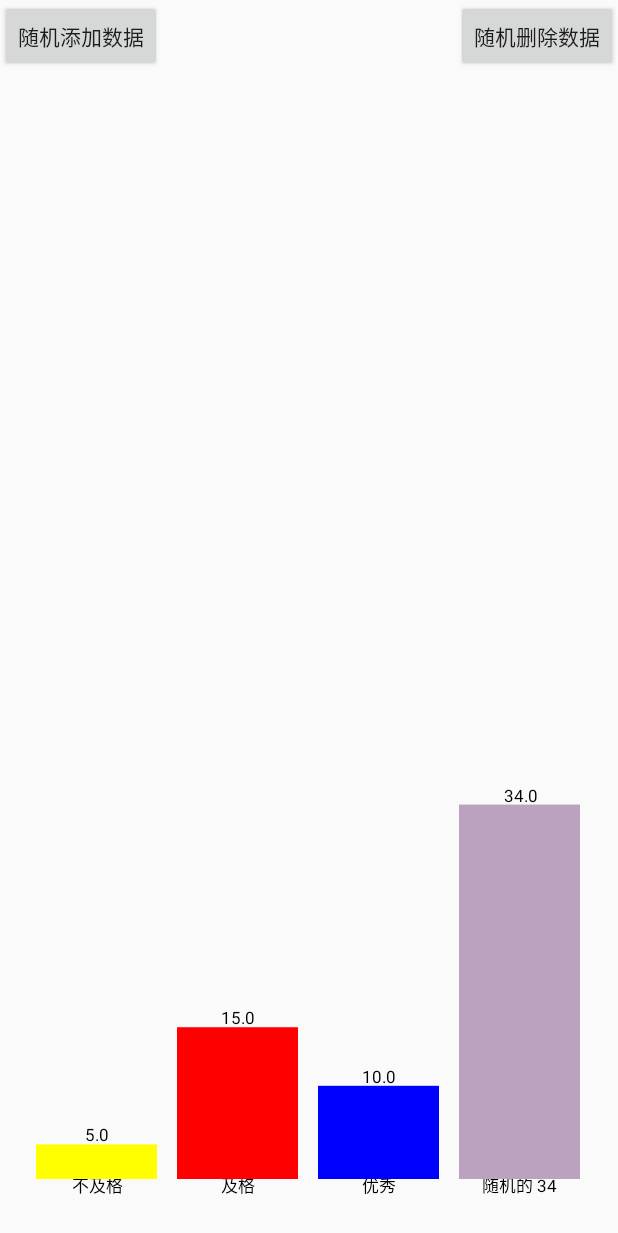
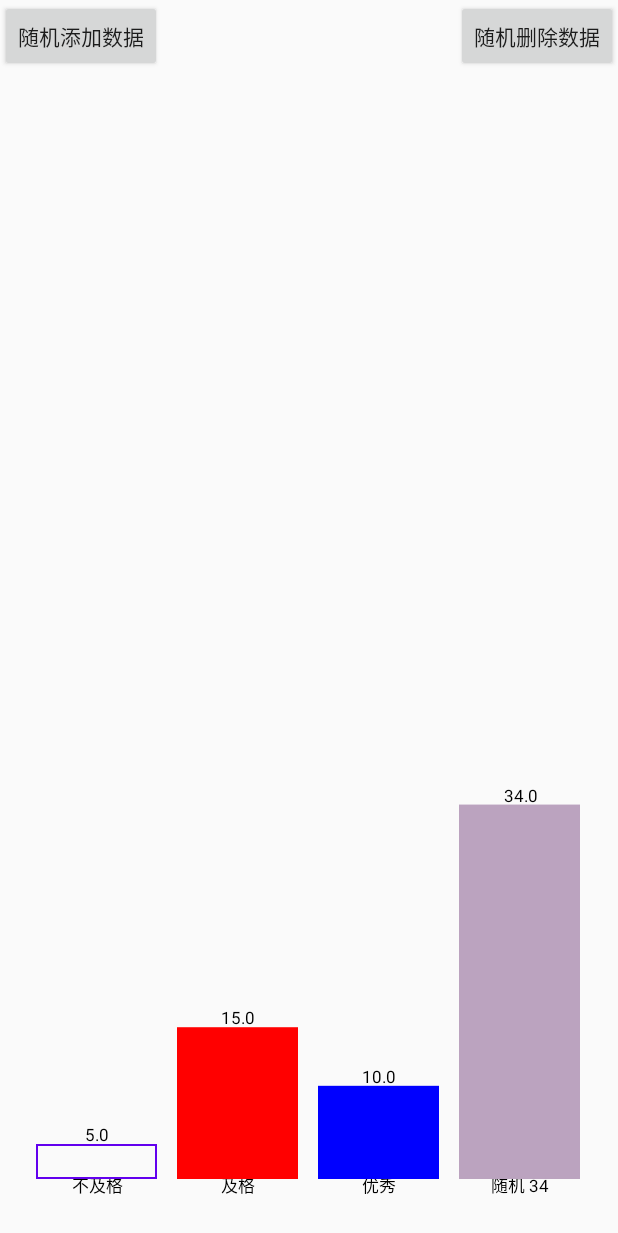
Before and after one commit to FENGZEYOU123/AndroidStatisticsView, an Android app: the screen it shows after launch (MainActivity), after a tap on "随机添加数据", on a phone screen of 412 x 824 dp. Shown: the top 1233 px of the screen. Run offline under Robolectric (Android 15) with nearby library versions, the phone set to English and light mode, and no system bars.

Commit message:
add drawable draw

```diff
--- a/app/src/main/java/com/yfz/statisticsview/ColumnBarChartView.java
+++ b/app/src/main/java/com/yfz/statisticsview/ColumnBarChartView.java
@@ -7,6 +7,7 @@ import android.graphics.Color;
 import android.graphics.Paint;
 import android.graphics.Rect;
 import android.graphics.RectF;
+import android.graphics.drawable.Drawable;
 import android.util.AttributeSet;
 import android.view.View;
 import androidx.annotation.Nullable;
@@ -119,8 +120,17 @@ public class ColumnBarChartView extends View {
             mRectF.bottom=mRectF.bottom-dip2px(mContext,(mTextRect.bottom-mTextRect.top)); //柱状底部位置=组件底部-文字高度
             mRectF.top= mRectF.bottom-mHeight*mArray.get(i).mNumber +dip2px(mContext,(mTextRect.bottom-mTextRect.top+2)) ; //柱状高度=数值的平均高度值*柱状数值
         }
-        mPaint.setColor(mArray.get(i).mColor); //柱状颜色
-        canvas.drawRect(mRectF,mPaint);
+        Drawable drawable;
+        try{
+            drawable=getResources().getDrawable(mArray.get(i).mColorOrDrawable);
+            drawable.setBounds((int)mRectF.left,(int)mRectF.top,(int)mRectF.right,(int)mRectF.bottom);
+            drawable.draw(canvas);
+        }catch (Exception e){
+            mPaint.setColor(mArray.get(i).mColorOrDrawable); //柱状颜色
+            canvas.drawRect(mRectF,mPaint);
+        }
+
+
     }
 
     /**
@@ -141,12 +151,29 @@ public class ColumnBarChartView extends View {
         }
     }
     /**
+     * 向外提供修改数据的方法
+     */
+    public void editColumnData(String ColumnName,String name,float number,int color){
+        if(null != mArray){
+            if(mArray.contains(ColumnName)){
+                for(int i=0;i<mArray.size();i++){
+                    if(mArray.get(i).mMame.equals(ColumnName)){
+                        mArray.get(i).mMame=name;
+                        mArray.get(i).mNumber=number;
+                        mArray.get(i).mColorOrDrawable =color;
+                    }
+                }
+                refreshUI();
+            }
+        }
+    }
+    /**
      * 向外提供删除数据的方法
      */
-    public void deleteColumnData(String name){
+    public void deleteColumnData(String ColumnName){
         if(null != mArray){
-            if(mArray.contains(name)){
-                mArray.remove(name);
+            if(mArray.contains(ColumnName)){
+                mArray.remove(ColumnName);
                 refreshUI();
             }
         }
@@ -170,13 +197,14 @@ public class ColumnBarChartView extends View {
     public static class ColumnDataFrom {
         String mMame;
         float mNumber;
-        int mColor;
-        public ColumnDataFrom(String name,float number,int color){
+        int mColorOrDrawable;
+        public ColumnDataFrom(String name,float number,int colorOrDrawable){
             mMame=name;
             mNumber=number;
-            mColor=color;
+            mColorOrDrawable =colorOrDrawable;
         }
     }
+
     //刷新UI
     private void refreshUI(){
         this.invalidate();
--- a/app/src/main/java/com/yfz/statisticsview/MainActivity.java
+++ b/app/src/main/java/com/yfz/statisticsview/MainActivity.java
@@ -25,14 +25,14 @@ public class MainActivity extends AppCompatActivity {
 
     private void initial() {
         mColumnBarChartView = findViewById(R.id.columnBarChartView);
-        mColumnBarChartView.addColumnData(new ColumnBarChartView.ColumnDataFrom("不及格", 5, Color.YELLOW));
+        mColumnBarChartView.addColumnData(new ColumnBarChartView.ColumnDataFrom("不及格", 5, R.drawable.column_background));
         mColumnBarChartView.addColumnData(new ColumnBarChartView.ColumnDataFrom("及格", 15, Color.RED));
         mColumnBarChartView.addColumnData(new ColumnBarChartView.ColumnDataFrom("优秀", 10, Color.BLUE));
     }
 
     public void addRandomData(View view) {
         int number = (int)(Math.random()*40+5);
-        mColumnBarChartView.addColumnData(new ColumnBarChartView.ColumnDataFrom("随机的 " + number, number, getRandColorCode()));
+        mColumnBarChartView.addColumnData(new ColumnBarChartView.ColumnDataFrom("随机 " + number, number, getRandColorCode()));
     }
 
     public void deleteRandomData(View view) {
--- /dev/null
+++ b/app/src/main/res/drawable/column_background.xml
@@ -0,0 +1,8 @@
+<?xml version="1.0" encoding="utf-8"?>
+<shape xmlns:android="http://schemas.android.com/apk/res/android">
+
+    <stroke
+        android:color="@color/colorPrimary"
+        android:width="1dp">
+    </stroke>
+</shape>
```
